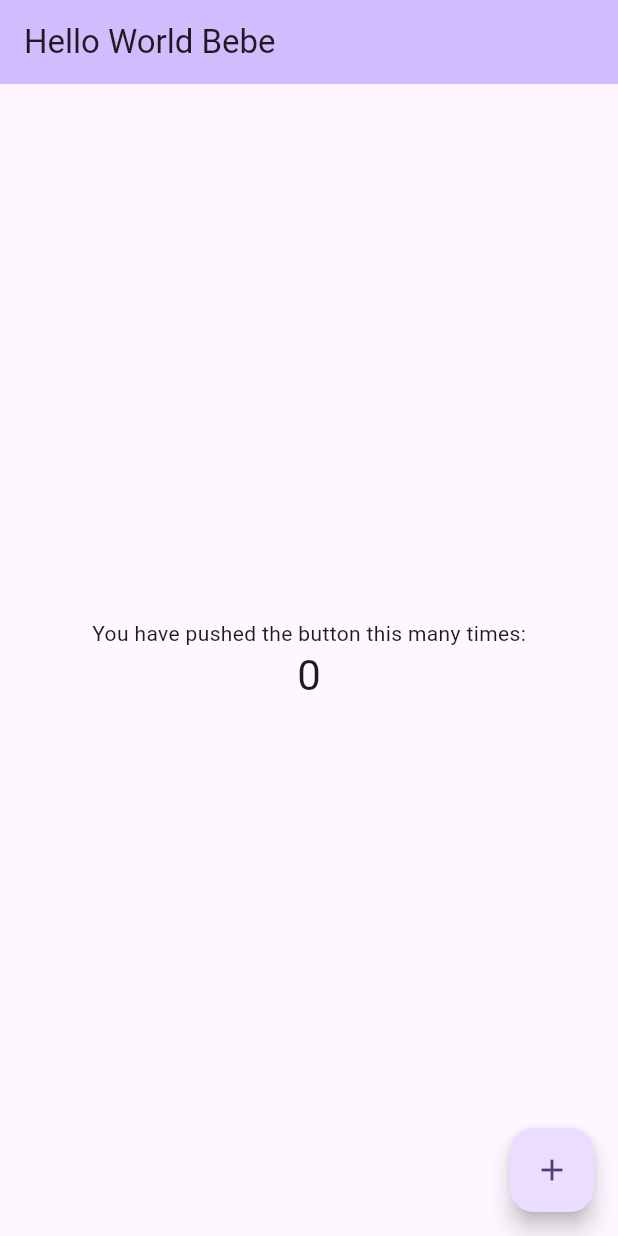
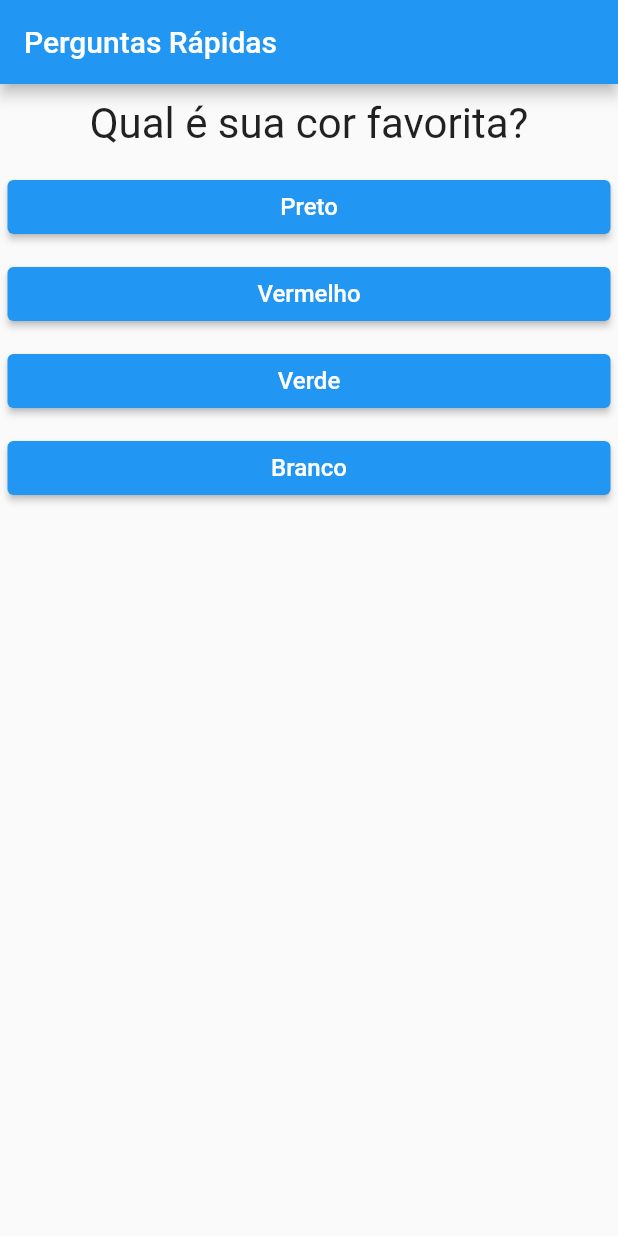
Before and after one commit to joeltonluz/perguntas_flutter, a Flutter app: the screen it shows after launch, on a phone screen of 412 x 824 dp. Run offline on Flutter 3.47's test engine with Material 2 defaults, Android fonts, the phone set to English and light mode, and no system bars.

Commit message:
chore: separate in components

```diff
--- a/lib/main.dart
+++ b/lib/main.dart
@@ -1,131 +1,63 @@
 import 'package:flutter/material.dart';
+import 'questao.dart';
+import 'resposta.dart';
 
-void main() {
-  runApp(const MyApp());
-}
+void main() => runApp(PerguntaApp());
 
-class MyApp extends StatelessWidget {
-  const MyApp({super.key});
+class _PerguntaAppState extends State<PerguntaApp> {
+  var _perguntasSelecionada = 0;
 
-  // This widget is the root of your application.
+  void _responder() {
+    setState(() {
+      _perguntasSelecionada++;
+    });
+    print(_perguntasSelecionada);
+  }
+
   @override
   Widget build(BuildContext context) {
+    final List<Map<String, Object>> perguntas = [
+      {
+        'texto': 'Qual é sua cor favorita?',
+        'respostas': ['Preto', 'Vermelho', 'Verde', 'Branco'],
+      },
+      {
+        'texto': 'Qual é o seu animal preferido?',
+        'respostas': ['Coelho', 'Cachorro', 'Gato', 'Rato'],
+      },
+      {
+        'texto': 'Qual é o seu instrutor favorito?',
+        'respostas': ['Maria', 'João', 'Leo', 'Pedro'],
+      },
+    ];
+
+    List<Widget> respostas = [];
+    for (String textoResp
+        in perguntas[_perguntasSelecionada].cast()['respostas']) {
+      respostas.add(Resposta(textoResp, _responder));
+      print(textoResp);
+    }
+
     return MaterialApp(
-      title: 'Flutter Demo',
-      theme: ThemeData(
-        // This is the theme of your application.
-        //
-        // TRY THIS: Try running your application with "flutter run". You'll see
-        // the application has a blue toolbar. Then, without quitting the app,
-        // try changing the seedColor in the colorScheme below to Colors.green
-        // and then invoke "hot reload" (save your changes or press the "hot
-        // reload" button in a Flutter-supported IDE, or press "r" if you used
-        // the command line to start the app).
-        //
-        // Notice that the counter didn't reset back to zero; the application
-        // state is not lost during the reload. To reset the state, use hot
-        // restart instead.
-        //
-        // This works for code too, not just values: Most code changes can be
-        // tested with just a hot reload.
-        colorScheme: ColorScheme.fromSeed(seedColor: Colors.deepPurple),
-        useMaterial3: true,
+      home: Scaffold(
+        appBar: AppBar(
+          title: Text('Perguntas Rápidas'),
+        ),
+        body: Column(
+          children: <Widget>[
+            Questao(perguntas[_perguntasSelecionada]['texto'].toString()),
+            ...respostas,
+          ],
+        ),
       ),
-      home: const MyHomePage(title: 'Hello World Bebe'),
     );
   }
 }
 
-class MyHomePage extends StatefulWidget {
-  const MyHomePage({super.key, required this.title});
-
-  // This widget is the home page of your application. It is stateful, meaning
-  // that it has a State object (defined below) that contains fields that affect
-  // how it looks.
-
-  // This class is the configuration for the state. It holds the values (in this
-  // case the title) provided by the parent (in this case the App widget) and
-  // used by the build method of the State. Fields in a Widget subclass are
-  // always marked "final".
-
-  final String title;
-
+class PerguntaApp extends StatefulWidget {
   @override
-  State<MyHomePage> createState() => _MyHomePageState();
-}
-
-class _MyHomePageState extends State<MyHomePage> {
-  int _counter = 0;
-
-  void _incrementCounter() {
-    setState(() {
-      // This call to setState tells the Flutter framework that something has
-      // changed in this State, which causes it to rerun the build method below
-      // so that the display can reflect the updated values. If we changed
-      // _counter without calling setState(), then the build method would not be
-      // called again, and so nothing would appear to happen.
-      _counter++;
-    });
-
-    void _decrementCount() {
-      setState(() {
-        _counter--;
-      });
-    }
-  }
-
-  @override
-  Widget build(BuildContext context) {
-    // This method is rerun every time setState is called, for instance as done
-    // by the _incrementCounter method above.
-    //
-    // The Flutter framework has been optimized to make rerunning build methods
-    // fast, so that you can just rebuild anything that needs updating rather
-    // than having to individually change instances of widgets.
-    return Scaffold(
-      appBar: AppBar(
-        // TRY THIS: Try changing the color here to a specific color (to
-        // Colors.amber, perhaps?) and trigger a hot reload to see the AppBar
-        // change color while the other colors stay the same.
-        backgroundColor: Theme.of(context).colorScheme.inversePrimary,
-        // Here we take the value from the MyHomePage object that was created by
-        // the App.build method, and use it to set our appbar title.
-        title: Text(widget.title),
-      ),
-      body: Center(
-        // Center is a layout widget. It takes a single child and positions it
-        // in the middle of the parent.
-        child: Column(
-          // Column is also a layout widget. It takes a list of children and
-          // arranges them vertically. By default, it sizes itself to fit its
-          // children horizontally, and tries to be as tall as its parent.
-          //
-          // Column has various properties to control how it sizes itself and
-          // how it positions its children. Here we use mainAxisAlignment to
-          // center the children vertically; the main axis here is the vertical
-          // axis because Columns are vertical (the cross axis would be
-          // horizontal).
-          //
-          // TRY THIS: Invoke "debug painting" (choose the "Toggle Debug Paint"
-          // action in the IDE, or press "p" in the console), to see the
-          // wireframe for each widget.
-          mainAxisAlignment: MainAxisAlignment.center,
-          children: <Widget>[
-            const Text(
-              'You have pushed the button this many times:',
-            ),
-            Text(
-              '$_counter',
-              style: Theme.of(context).textTheme.headlineMedium,
-            ),
-          ],
-        ),
-      ),
-      floatingActionButton: FloatingActionButton(
-        onPressed: _incrementCounter,
-        tooltip: 'Increment',
-        child: const Icon(Icons.add),
-      ),
-    );
+  _PerguntaAppState createState() {
+    return _PerguntaAppState();
+    // TODO: implement createState
   }
 }
```
Also changed, not shown: 1 other file.
